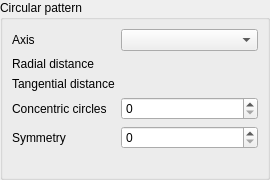
Qt form src/Mod/Part/Gui/PatternCircularParametersWidget.ui (AstoCAD/FreeCAD) before a commit.
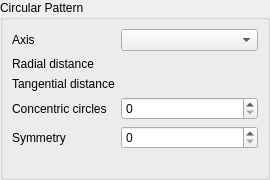
The same form after that commit. Custom widgets are drawn as their Qt base class.

Diff of the .ui file:
```diff
--- a/src/Mod/Part/Gui/PatternCircularParametersWidget.ui
+++ b/src/Mod/Part/Gui/PatternCircularParametersWidget.ui
@@ -26,7 +26,7 @@
    <item>
     <widget class="QGroupBox" name="groupBox">
      <property name="title">
-      <string>Circular pattern</string>
+      <string>Circular Pattern</string>
      </property>
      <layout class="QFormLayout" name="formLayout">
       <item row="0" column="0">
```
